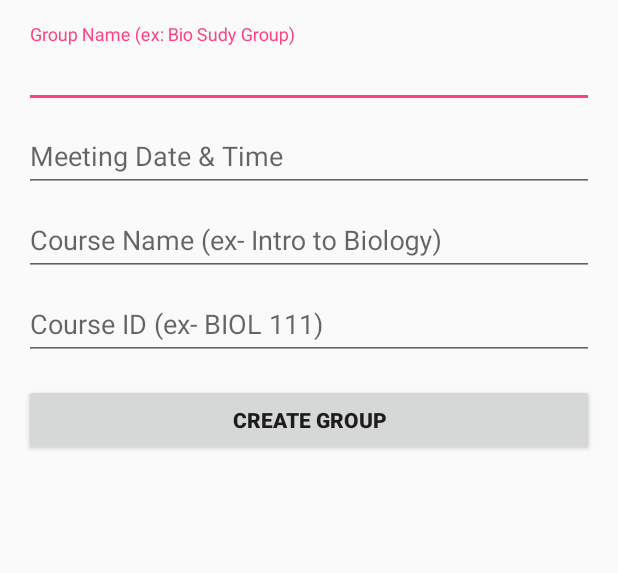
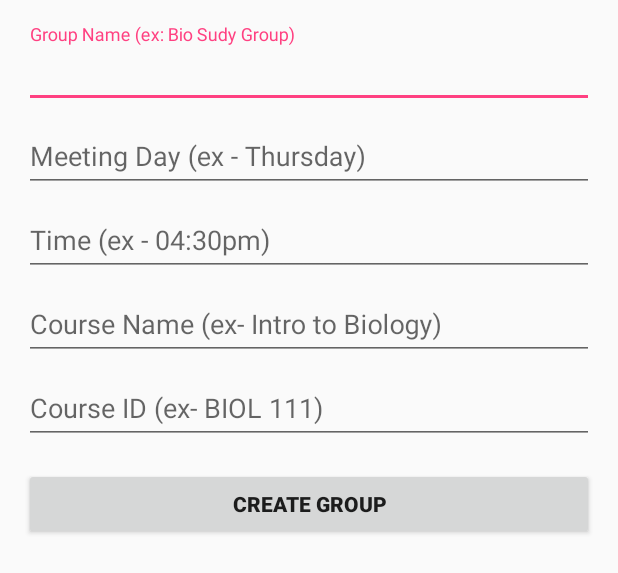
Before and after one commit to eledavi/SoftwareDev, an Android app: the layout activity_create_group.xml on its own in the app's theme, with its tools: preview values and no code run, on a phone screen of 412 x 824 dp. Shown: the top 573 px of the screen. Run offline under Robolectric (Android 15) with nearby library versions, the phone set to English and light mode, and no system bars.

```diff
--- a/StudyBuddy/MyApplication/app/src/main/res/layout/activity_create_group.xml
+++ b/StudyBuddy/MyApplication/app/src/main/res/layout/activity_create_group.xml
@@ -28,26 +28,42 @@
                     android:layout_weight="1"
                     android:ems="10"
                     android:hint="@string/group_name_ex_bio_sudy_group"
-                    android:inputType="textPersonName" />
+                    android:inputType="textShortMessage" />
 
             </android.support.design.widget.TextInputLayout>
 
-            <android.support.design.widget.TextInputLayout
+        <android.support.design.widget.TextInputLayout
                 android:layout_width="match_parent"
-                android:layout_height="wrap_content">
+                android:layout_height="match_parent">
 
                 <EditText
-                    android:id="@+id/GroupDateTime"
+                    android:id="@+id/GroupDay"
                     android:layout_width="match_parent"
                     android:layout_height="match_parent"
                     android:layout_weight="1"
                     android:ems="10"
-                    android:hint="@string/meeting_date_time"
-                    android:inputType="datetime" />
-            </android.support.design.widget.TextInputLayout>
+                    android:hint="@string/meeting_day_ex_thursday"
+                    android:inputType="textAutoComplete|textShortMessage" />
+
+        </android.support.design.widget.TextInputLayout>
 
 
-            <android.support.design.widget.TextInputLayout
+        <android.support.design.widget.TextInputLayout
+            android:layout_width="match_parent"
+            android:layout_height="match_parent"
+            android:layout_weight="1">
+
+            <EditText
+                android:id="@+id/editText2"
+                android:layout_width="match_parent"
+                android:layout_height="match_parent"
+                android:layout_weight="1"
+                android:ems="10"
+                android:hint="@string/time_ex_04_30pm"
+                android:inputType="time" />
+        </android.support.design.widget.TextInputLayout>
+
+        <android.support.design.widget.TextInputLayout
                 android:layout_width="match_parent"
                 android:layout_height="match_parent">
 
@@ -59,8 +75,7 @@
                     android:ems="10"
                     android:hint="@string/course_name_ex_intro_to_biology"
                     android:inputType="textAutoComplete|textShortMessage"
-                    android:selectAllOnFocus="false"
-                    android:singleLine="false" />
+                    android:selectAllOnFocus="false"/>
             </android.support.design.widget.TextInputLayout>
 
             <android.support.design.widget.TextInputLayout
@@ -86,7 +101,7 @@
                 android:layout_height="wrap_content"
                 android:layout_marginTop="16dp"
                 android:onClick="toCreateGroup"
-                android:text="Create Group"
+                android:text="@string/create_group2"
                 android:textStyle="bold" />
 
     </LinearLayout>
--- a/StudyBuddy/MyApplication/app/src/main/res/values/strings.xml
+++ b/StudyBuddy/MyApplication/app/src/main/res/values/strings.xml
@@ -37,11 +37,16 @@
     <string name="ex_bio_111">ex- BIO 111</string>
     <string name="course_id">Course ID</string>
     <string name="create">Create</string>
-    <string name="create_group1">Create Group</string>
     <string name="course_id_ex_biol_111">Course ID (ex- BIOL 111)</string>
     <string name="course_name_ex_intro_to_biology">Course Name (ex- Intro to Biology)</string>
     <string name="meeting_date_time"><![CDATA[Meeting Date & Time]]></string>
     <string name="group_name_ex_bio_sudy_group">Group Name (ex: Bio Sudy Group)</string>
     <string name="title_activity_user_profile">UserProfile</string>
     <string name="title_activity_notification">Notification</string>
+    <string name="day_of_the_week">Day of the Week</string>
+    <string name="group_meeting_day_ex_thursday">Group Meeting Day (ex- Thursday)</string>
+    <string name="meeting_day_ex_thursday">Meeting Day (ex - Thursday)</string>
+    <string name="create_group1">Create Group</string>
+    <string name="time_ex_04_30pm">Time (ex - 04:30pm)</string>
+    <string name="create_group2">Create Group</string>
 </resources>
```
Also changed, not shown: StudyBuddy/MyApplication/app/src/main/java/com/example2/myapplication/CreateGroup.java (+100 -29 lines).
